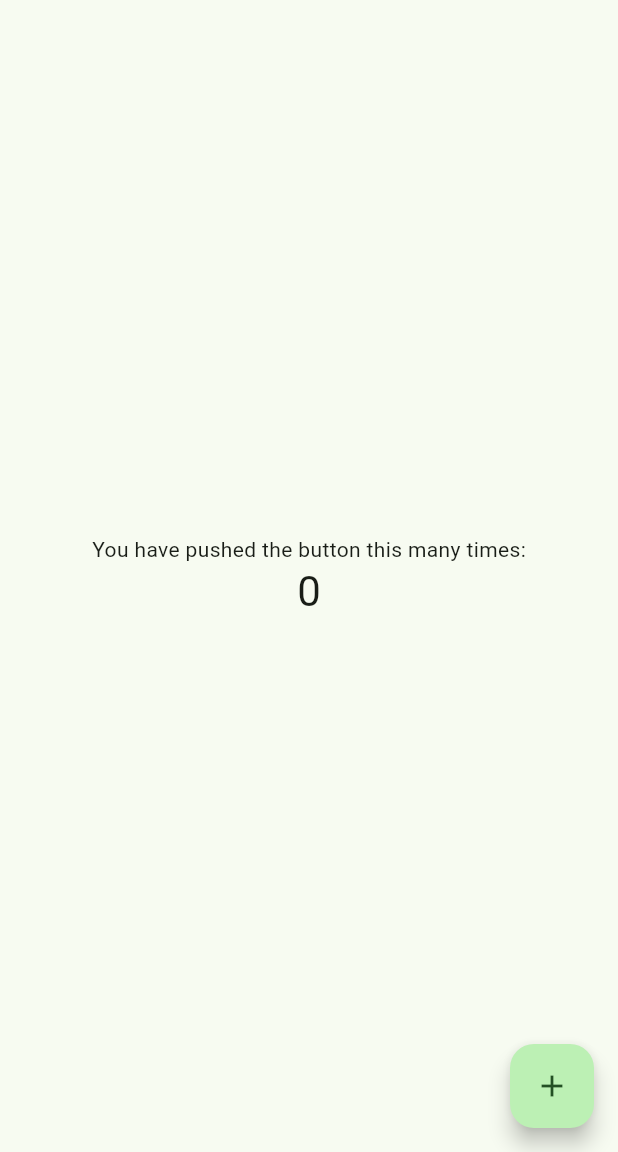
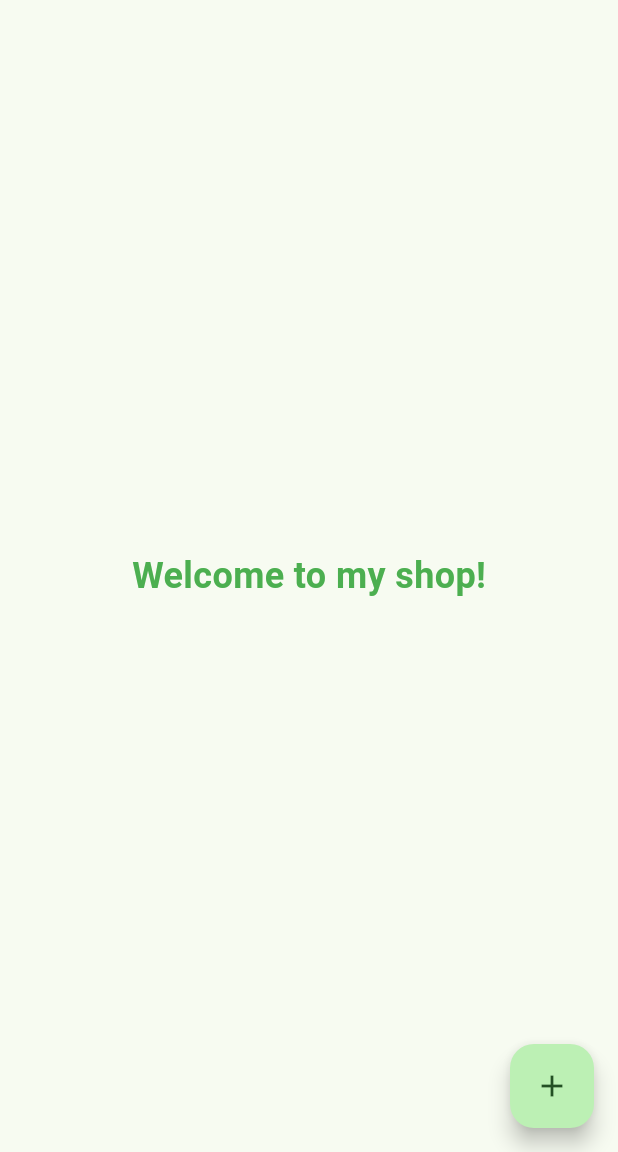
Before and after one commit to AlperO06/sandwich_shop, a Flutter app: the screen it shows after launch, on a phone screen of 412 x 824 dp, the part 84-1236 px from its top. Run offline on Flutter 3.47's test engine with Material 3 defaults, Android fonts, the phone set to English and light mode, and no system bars.

Commit message:
update welcome message on home page to 'Welcome to my shop!' with enhanced styling

```diff
--- a/lib/main.dart
+++ b/lib/main.dart
@@ -104,10 +104,13 @@ class _MyHomePageState extends State<MyHomePage> {
           // wireframe for each widget.
           mainAxisAlignment: MainAxisAlignment.center,
           children: <Widget>[
-            const Text('You have pushed the button this many times:'),
             Text(
-              '$_counter',
-              style: Theme.of(context).textTheme.headlineMedium,
+              'Welcome to my shop!',
+              style: TextStyle(
+                fontSize: 24,
+                color: Colors.green,
+                fontWeight: FontWeight.bold,
+              ),
             ),
           ],
         ),
@@ -120,4 +123,3 @@ class _MyHomePageState extends State<MyHomePage> {
     );
   }
 }
-//
```
